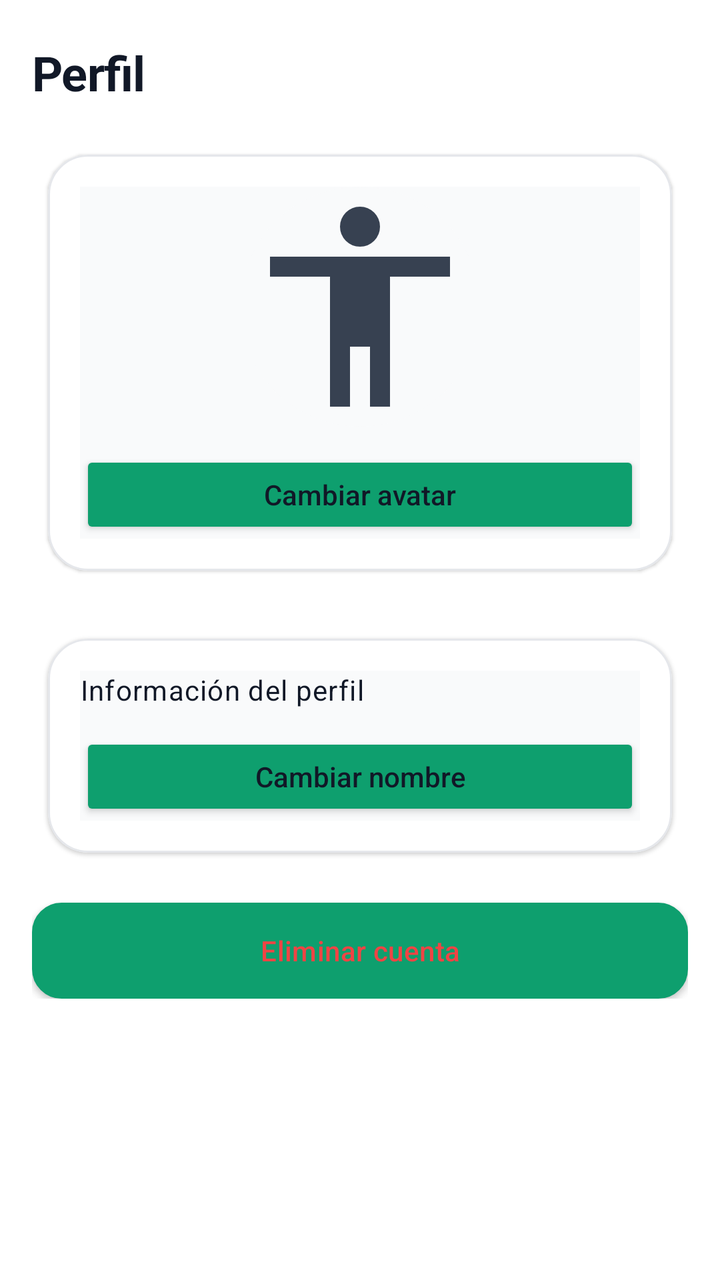
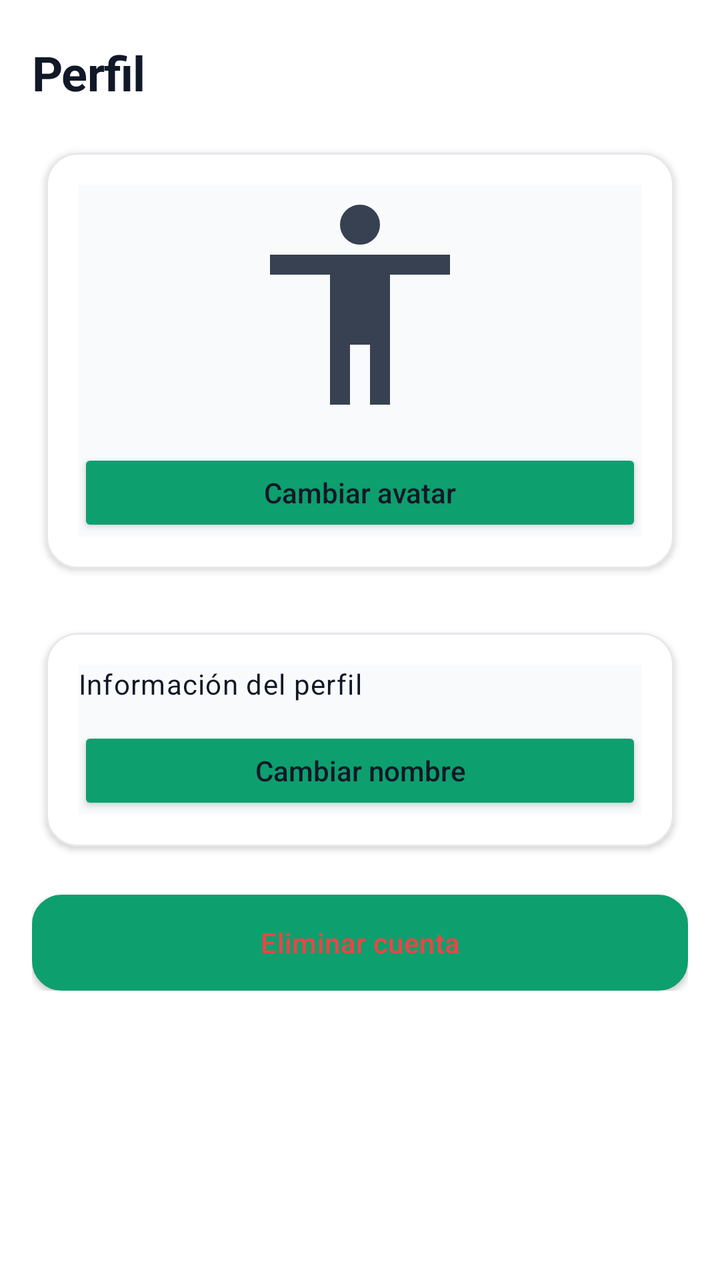

Two renders of the same Android screen: before a commit and after it. Below are the layout's source before the change and the commit's diff.
<!-- AndroidManifest.xml: application theme Theme.TFG -->
<!-- res/layout/fragment_perfil.xml -->
<?xml version="1.0" encoding="utf-8"?>
<ScrollView xmlns:android="http://schemas.android.com/apk/res/android"
    xmlns:app="http://schemas.android.com/apk/res-auto"
    android:layout_width="match_parent"
    android:layout_height="match_parent"
    android:fillViewport="false"
    android:background="@color/fondo">

    <LinearLayout
        android:layout_width="match_parent"
        android:layout_height="wrap_content"
        android:orientation="vertical"
        android:paddingTop="20dp"
        android:paddingStart="16dp"
        android:paddingEnd="16dp"
        android:paddingBottom="72dp">

        <TextView
            android:id="@+id/tv_perfil_titulo"
            android:layout_width="wrap_content"
            android:layout_height="wrap_content"
            android:text="@string/perfil"
            android:textAppearance="@style/TextAppearance.TFG.Headline"
            android:textColor="@color/texto_principal"
            android:layout_marginBottom="@dimen/spacing_lg" />

        
        <com.google.android.material.card.MaterialCardView
            style="@style/Widget.TFG.Tarjeta"
            android:layout_width="match_parent"
            android:layout_height="wrap_content"
            android:layout_marginBottom="@dimen/spacing_lg">

            <LinearLayout
                android:layout_width="match_parent"
                android:layout_height="wrap_content"
                android:orientation="vertical"
                android:background="@color/superficie_variant"
                android:gravity="center">

                <ImageView
                    android:id="@+id/ivAvatarPerfil"
                    android:layout_width="120dp"
                    android:layout_height="120dp"
                    android:scaleType="centerCrop"
                    android:contentDescription="@string/cd_avatar_usuario"
                    android:background="@drawable/bg_drawer_avatar"
                    android:src="@drawable/perfil" />

                <Button
                    android:id="@+id/btnSeleccionarAvatar"
                    android:layout_width="match_parent"
                    android:layout_height="44dp"
                    android:layout_marginTop="@dimen/spacing_md"
                    android:text="@string/cambiar_avatar"
                    android:textAllCaps="false"
                    android:backgroundTint="@color/acento" />

                <ProgressBar
                    android:id="@+id/pbCargandoAvatar"
                    android:layout_width="wrap_content"
                    android:layout_height="wrap_content"
                    android:layout_marginTop="@dimen/spacing_sm"
                    android:visibility="gone" />

                <TextView
                    android:id="@+id/tvErrorAvatar"
                    android:layout_width="match_parent"
                    android:layout_height="wrap_content"
                    android:layout_marginTop="@dimen/spacing_sm"
                    android:textColor="@color/error"
                    android:textSize="12sp"
                    android:visibility="gone" />

            </LinearLayout>
        </com.google.android.material.card.MaterialCardView>

        <com.google.android.material.card.MaterialCardView
            style="@style/Widget.TFG.Tarjeta"
            android:layout_width="match_parent"
            android:layout_height="wrap_content">

            <LinearLayout
                android:layout_width="match_parent"
                android:layout_height="wrap_content"
                android:orientation="vertical"
                android:background="@color/superficie_variant">

                <TextView
                    android:id="@+id/tv_perfil_info"
                    android:layout_width="match_parent"
                    android:layout_height="wrap_content"
                    android:text="@string/info_perfil"
                    android:textAppearance="@style/TextAppearance.TFG.Cuerpo"
                    android:textColor="@color/texto_principal"
                    android:lineSpacingExtra="4dp" />

                <Button
                    android:id="@+id/btnCambiarNombre"
                    android:layout_width="match_parent"
                    android:layout_height="44dp"
                    android:layout_marginTop="@dimen/spacing_md"
                    android:text="@string/cambiar_nombre"
                    android:textAllCaps="false"
                    android:backgroundTint="@color/acento" />

            </LinearLayout>
        </com.google.android.material.card.MaterialCardView>

        <com.google.android.material.button.MaterialButton
            android:id="@+id/btnEliminarCuenta"
            style="@style/Widget.TFG.Boton.Contorno"
            android:layout_width="match_parent"
            android:layout_height="wrap_content"
            android:layout_marginTop="@dimen/spacing_lg"
            android:text="@string/eliminar_cuenta"
            android:textColor="@color/error"
            android:textAllCaps="false" />

    </LinearLayout>

</ScrollView>
<!-- resources referenced by this layout -->
<resources>
  <color name="acento">#0E9F6E</color>
  <color name="error">#EF4444</color>
  <color name="fondo">#FFFFFF</color>
  <color name="superficie_variant">#F9FAFB</color>
  <color name="texto_principal">#111827</color>
  <dimen name="spacing_lg">16dp</dimen>
  <dimen name="spacing_md">12dp</dimen>
  <dimen name="spacing_sm">8dp</dimen>
  <!-- drawable bg_drawer_avatar (drawable) -->
  <?xml version="1.0" encoding="utf-8"?>
  <shape xmlns:android="http://schemas.android.com/apk/res/android"
      android:shape="oval">
      <solid android:color="@color/superficie_variant" />
  </shape>
  <string name="cambiar_avatar">Cambiar avatar</string>
  <string name="cambiar_nombre">Cambiar nombre</string>
  <string name="cd_avatar_usuario">Avatar del usuario</string>
  <string name="eliminar_cuenta">Eliminar cuenta</string>
  <string name="info_perfil">Información del perfil</string>
  <string name="perfil">Perfil</string>
  <style name="TextAppearance.TFG.Cuerpo" parent="TextAppearance.MaterialComponents.Body1">
          <item name="android:textColor">@color/texto_secundario</item>
          <item name="android:textSize">14sp</item>
          <item name="android:lineSpacingMultiplier">1.2</item>
      </style>
  <style name="TextAppearance.TFG.Headline" parent="TextAppearance.MaterialComponents.Headline5">
          <item name="android:textColor">@color/texto_principal</item>
          <item name="android:textStyle">bold</item>
          <item name="android:textSize">24sp</item>
          <item name="android:letterSpacing">-0.01</item>
      </style>
  <style name="Widget.TFG.Boton.Contorno" parent="Widget.TFG.Boton.Base">
          <item name="android:background">@drawable/btn_outline_black</item>
          <item name="android:textColor">@color/texto_principal</item>
          <item name="cornerRadius">@dimen/corner_radius_md</item>
      </style>
  <style name="Theme.TFG" parent="Tema.TFG.Moderno" />
  <color name="texto_secundario">#374151</color>
  <style name="Widget.TFG.Boton.Base" parent="Widget.MaterialComponents.Button">
          <item name="android:textAllCaps">false</item>
          <item name="android:minHeight">@dimen/button_min_height</item>
          <item name="android:textSize">14sp</item>
          <item name="android:letterSpacing">0.01</item>
      </style>
  <dimen name="corner_radius_md">14dp</dimen>
  <dimen name="corner_radius_xl">20dp</dimen>
  <dimen name="elevation_default">1dp</dimen>
  <color name="superficie">#FFFFFF</color>
  <color name="divisor">#E5E7EB</color>
  <dimen name="stroke_thin">1dp</dimen>
  <dimen name="button_min_height">48dp</dimen>
  <color name="brand_100">#D6F2E6</color>
  <color name="primario">#0E9F6E</color>
  <color name="primario_variant">#0A7D56</color>
  <color name="on_acento">#FFFFFF</color>
  <style name="TextAppearance.TFG.Titulo" parent="TextAppearance.MaterialComponents.Headline6">
          <item name="android:textColor">@color/texto_principal</item>
          <item name="android:textStyle">bold</item>
          <item name="android:textSize">20sp</item>
          <item name="android:letterSpacing">0</item>
      </style>
  <style name="TextAppearance.TFG.Label" parent="TextAppearance.MaterialComponents.Caption">
          <item name="android:textColor">@color/texto_deshabilitado</item>
          <item name="android:textSize">12sp</item>
          <item name="android:letterSpacing">0.03</item>
      </style>
  <dimen name="spacing_xs">4dp</dimen>
  <style name="TextAppearance.TFG.NavLabel" parent="TextAppearance.MaterialComponents.Caption">
          <item name="android:textSize">11sp</item>
          <item name="android:letterSpacing">0.02</item>
      </style>
  <color name="texto_deshabilitado">#6B7280</color>
  <!-- unchanged entries left out for length: 7 -->
</resources>

<!-- the commit's change to res/layout/fragment_perfil.xml (unified diff, before → after) -->
@@ -27,6 +27,8 @@
         
         <com.google.android.material.card.MaterialCardView
             style="@style/Widget.TFG.Tarjeta"
+            app:cardCornerRadius="@dimen/corner_radius_lg"
+            app:cardElevation="@dimen/elevation_pressed"
             android:layout_width="match_parent"
             android:layout_height="wrap_content"
             android:layout_marginBottom="@dimen/spacing_lg">
@@ -77,6 +79,8 @@
 
         <com.google.android.material.card.MaterialCardView
             style="@style/Widget.TFG.Tarjeta"
+            app:cardCornerRadius="@dimen/corner_radius_lg"
+            app:cardElevation="@dimen/elevation_pressed"
             android:layout_width="match_parent"
             android:layout_height="wrap_content">
 
<!-- resource entries referenced after the edit -->
@@ -5,6 +5,8 @@
   <color name="fondo">#FFFFFF</color>
   <color name="superficie_variant">#F9FAFB</color>
   <color name="texto_principal">#111827</color>
+  <dimen name="corner_radius_lg">16dp</dimen>
+  <dimen name="elevation_pressed">2dp</dimen>
   <dimen name="spacing_lg">16dp</dimen>
   <dimen name="spacing_md">12dp</dimen>
   <dimen name="spacing_sm">8dp</dimen>
